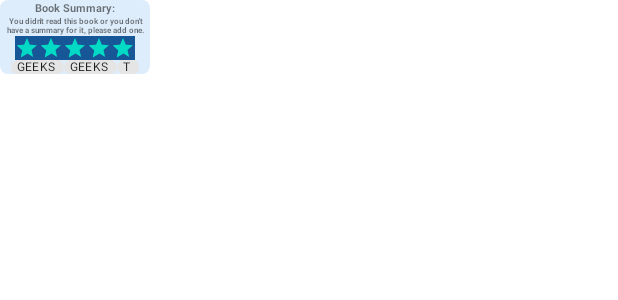
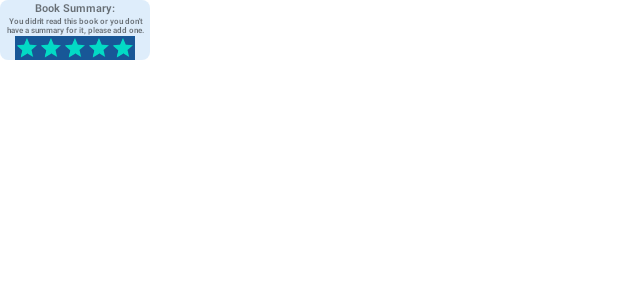
Before and after one commit to Ami13F/BooksAR, an Android app: the layout book_info.xml on its own in the app's theme, with its tools: preview values and no code run, on a phone screen of 412 x 824 dp. Shown: the top 300 px of the screen. Run offline under Robolectric (Android 15) with nearby library versions, the light colour scheme and no system bars.

Commit message:
[impl] Add chip style
- change size, position

```diff
--- a/app/src/main/java/com/example/booksar/core/BooksArFragment.kt
+++ b/app/src/main/java/com/example/booksar/core/BooksArFragment.kt
@@ -26,6 +26,7 @@ class BooksArFragment : ArFragment(){
             environmentalHdrSpecularFilter = true
         )
     }
+
     private fun sessionConfiguration() {
         arSceneView.session = Session(this.activity)
         val config = Config(arSceneView.session)
@@ -33,6 +34,4 @@ class BooksArFragment : ArFragment(){
         config.updateMode = Config.UpdateMode.LATEST_CAMERA_IMAGE
         arSceneView.session!!.configure(config)
     }
-
-
 }
--- a/app/src/main/res/layout/book_info.xml
+++ b/app/src/main/res/layout/book_info.xml
@@ -53,46 +53,6 @@
         android:gravity="center"
         android:id="@+id/chipGroup"
         android:orientation="horizontal"
-        app:flexWrap="wrap"
         app:justifyContent="center">
-    <com.google.android.material.chip.Chip
-        android:id="@+id/chipCpp"
-        android:layout_width="wrap_content"
-        android:layout_height="wrap_content"
-        android:layout_centerHorizontal="true"
-        android:text="GEEKS"
-        android:textSize="8sp"
-
-        app:ensureMinTouchTargetSize="false"
-        app:textEndPadding="0dp"
-        app:textStartPadding="0dp"
-
-        app:chipMinHeight="3dp" />
-        <com.google.android.material.chip.Chip
-            android:id="@+id/chipCp"
-            android:layout_width="wrap_content"
-            android:layout_height="wrap_content"
-            android:layout_centerHorizontal="true"
-            android:text="GEEKS"
-            android:textSize="8sp"
-
-            app:ensureMinTouchTargetSize="false"
-            app:chipMinHeight="3dp"
-            app:textEndPadding="0dp"
-            app:textStartPadding="0dp"
-            />
-        <com.google.android.material.chip.Chip
-            android:id="@+id/chipCcp"
-            android:layout_width="wrap_content"
-            android:layout_height="wrap_content"
-            android:layout_centerHorizontal="true"
-
-            app:ensureMinTouchTargetSize="false"
-
-            app:textEndPadding="0dp"
-            app:textStartPadding="0dp"
-            android:text="T"
-            android:textSize="8sp"
-            app:chipMinHeight="3dp"/>
     </com.google.android.flexbox.FlexboxLayout>
 </LinearLayout>
--- a/app/src/main/res/layout/book_template.xml
+++ b/app/src/main/res/layout/book_template.xml
@@ -33,7 +33,7 @@
             android:maxWidth="65dp"
             android:hyphenationFrequency="normal"
             android:maxLines="3"
-            android:text="The Best AR Book"
+            android:text="Atomic Habits"
             android:textColor="#DEE4E4"
             app:autoSizeMaxTextSize="14sp"
             app:autoSizeMinTextSize="6sp"
@@ -51,7 +51,7 @@
             android:includeFontPadding="false"
             android:maxWidth="65dp"
             android:maxLines="1"
-            android:text="Amelia Forgacs"
+            android:text="James Clear"
             android:textColor="#DEE4E4"
             app:autoSizeMaxTextSize="10sp"
             app:autoSizeMinTextSize="6sp"
--- /dev/null
+++ b/app/src/main/res/layout/choice_chip.xml
@@ -0,0 +1,6 @@
+<?xml version="1.0" encoding="utf-8"?>
+<com.google.android.material.chip.Chip
+    xmlns:android="http://schemas.android.com/apk/res/android"
+    style="@style/Widget.MaterialComponents.Chip.Choice"
+    android:layout_width="wrap_content"
+    android:layout_height="wrap_content" />
```
Also changed, not shown: app/src/main/java/com/example/booksar/core/BookArService.kt (+36 -11 lines), app/src/main/java/com/example/booksar/helpers/CoverHelper.kt (+5 -2 lines), app/src/main/java/com/example/booksar/notion/NotionService.kt (+4 -3 lines).
